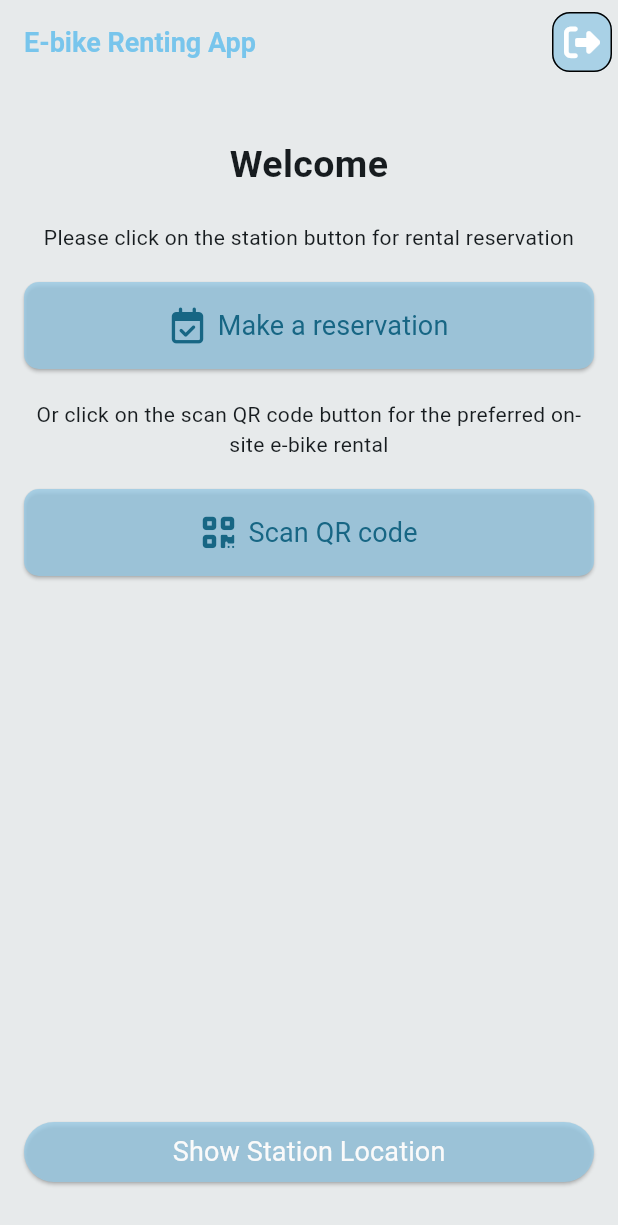
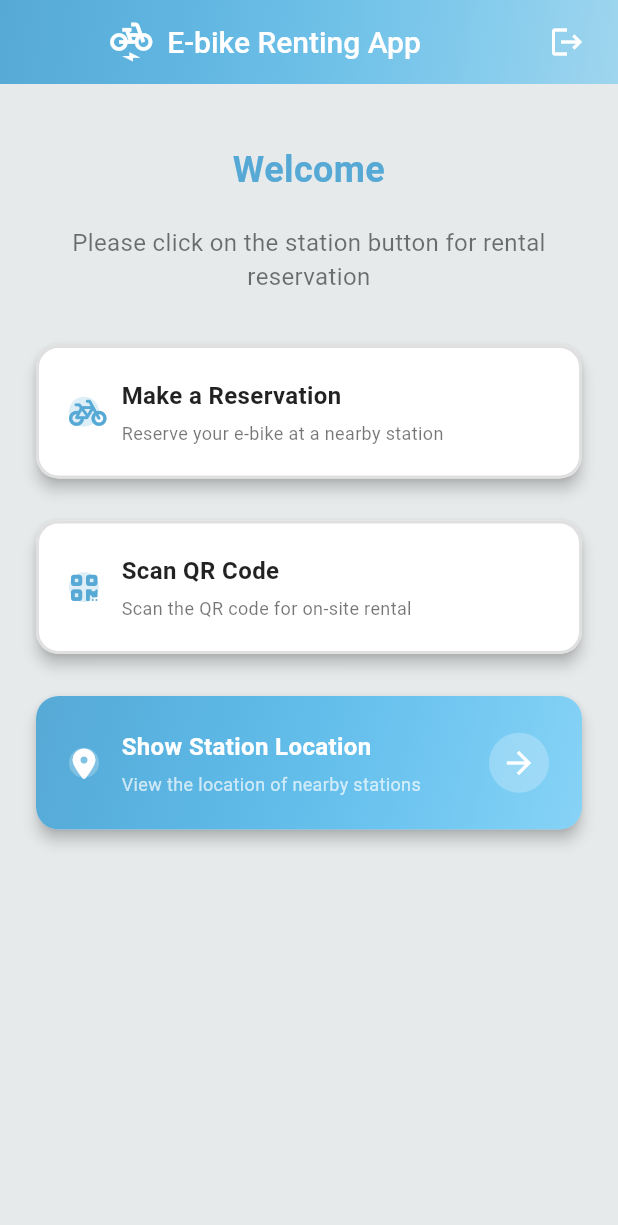
Before and after one commit to bassma734/rentingebike, a Flutter app: the screen it shows once a user with an empty profile is signed in, on a phone screen of 412 x 824 dp. Shown: the top 1225 px of the screen. Run offline on Flutter 3.47's test engine with Material 3 defaults, Android fonts, the phone set to English and light mode, and no system bars; our stand-ins replace cloud_firestore, firebase_auth, firebase_core, font_awesome_flutter, google_maps_flutter, google_sign_in and 1 more; missing offline and left inert: mqtt_client, qr_mobile_vision; accounts and stored records are empty; generated files the repository leaves out were written again.

Commit message:
"design"

```diff
--- a/lib/core/constants.dart
+++ b/lib/core/constants.dart
@@ -1,7 +1,7 @@
 // App-wide colors
 import 'package:flutter/material.dart';
 
-const Color primary = Color.fromARGB(197, 151, 201, 228);
+const Color primary = Color.fromARGB(255, 87, 169, 213);
 const Color gray900 = Color(0xFF3E3E3E);
 const Color gray700 = Color(0xFF626262);
 const Color gray500 = Color(0xFF8E8E8E);
--- a/lib/pages/main_page.dart
+++ b/lib/pages/main_page.dart
@@ -1,14 +1,13 @@
-//import 'package:flutter/widgets.dart';
-import 'package:renting_app/pages/ebike_list_page.dart';
 import 'package:flutter/material.dart';
 import 'package:font_awesome_flutter/font_awesome_flutter.dart';
+import 'package:renting_app/pages/ebike_list_page.dart';
+import 'package:renting_app/pages/map_page.dart';
 import 'package:renting_app/pages/scan_qr_code_onsite.dart';
-import 'package:renting_app/pages/map_page.dart';
+import 'package:renting_app/pages/successful_confirmation.dart';
 import '../core/constants.dart';
 import '../core/dialogs.dart';
 import '../services/auth_service.dart';
-import '../widgets/note_icon_button_outlined.dart';
-import '../pages/successful_confirmation.dart';
+//import '../widgets/note_icon_button_outlined.dart';
 
 class MainPage extends StatefulWidget {
   final bool isReserved;
@@ -23,72 +22,99 @@ class _MainPageState extends State<MainPage> {
   Widget build(BuildContext context) {
     return Scaffold(
       appBar: AppBar(
-        title: const Text('E-bike Renting App'),
-        titleTextStyle: const TextStyle(
-          color: Color.fromARGB(217, 101, 191, 236),
-          fontSize: 18,
-          fontWeight: FontWeight.w600,
+        elevation: 0,
+        flexibleSpace: Container(
+          decoration: const BoxDecoration(
+            gradient: LinearGradient(
+              colors: [primary, Color.fromARGB(80, 3, 168, 244)],
+              begin: Alignment.topLeft,
+              end: Alignment.bottomRight,
+            ),
+          ),
+        ),
+        title: const Row(
+          mainAxisAlignment: MainAxisAlignment.center,
+          children: [
+            Icon(Icons.electric_bike, color: Colors.white, size: 28),
+            SizedBox(width: 10),
+            Text(
+              'E-bike Renting App',
+              style: TextStyle(
+                color: Colors.white,
+                fontSize: 20,
+                fontWeight: FontWeight.w500,
+              ),
+            ),
+          ],
         ),
         actions: [
-          NoteIconButtonOutlined(
-            icon: FontAwesomeIcons.rightFromBracket,
+          IconButton(
+            icon: const Icon(Icons.logout, color: Colors.white),
             onPressed: () async {
               final bool shouldLogout = await showConfirmationDialog(
                 context: context,
                 title: 'Do you want to sign out of the app?',
-                  ) ??
-                  false;
+              ) ?? false;
               if (shouldLogout) AuthService.logout();
             },
           ),
+          const SizedBox(width: 10),
         ],
       ),
-      body: Padding(
-        padding: const EdgeInsets.all(16.0),
+      body: SingleChildScrollView(
+        padding: const EdgeInsets.symmetric(horizontal: 20, vertical: 40),
         child: Column(
-          mainAxisAlignment: MainAxisAlignment.center,
+          crossAxisAlignment: CrossAxisAlignment.center,
           children: [
-            const SizedBox(height: 20),
             const Text(
-              "Welcome",
-              style: TextStyle(fontSize: 25, fontWeight: FontWeight.w600),
+              "Welcome ",
+              style: TextStyle(
+                fontSize: 24,
+                fontWeight: FontWeight.bold,
+                color: primary, // Adjusted color to primary
+              ),
               textAlign: TextAlign.center,
             ),
             const SizedBox(height: 20),
             const Text(
               "Please click on the station button for rental reservation",
-              style: TextStyle(fontSize: 14, fontWeight: FontWeight.w400),
+              style: TextStyle(
+                fontSize: 16,
+                fontWeight: FontWeight.w400,
+                color: Colors.black54,
+              ),
               textAlign: TextAlign.center,
             ),
-            const SizedBox(height: 20),
-            CustomButton(
-              label: "Make a reservation",
-              icon: FontAwesomeIcons.calendarCheck,
-              onPressed: () => goToEbikeListPage(context),
+            const SizedBox(height: 30),
+            _buildFeatureCard(
+              icon: FontAwesomeIcons.bicycle,
+              title: "Make a Reservation",
+              subtitle: "Reserve your e-bike at a nearby station",
+              onTap: () => goToEbikeListPage(context),
             ),
             const SizedBox(height: 20),
-            const Text(
-              "Or click on the scan QR code button for the preferred on-site e-bike rental",
-              style: TextStyle(fontSize: 14, fontWeight: FontWeight.w400),
-              textAlign: TextAlign.center,
-            ),
-            const SizedBox(height: 20),
-            CustomButton(
-              label: "Scan QR code",
+
+            _buildFeatureCard(
               icon: FontAwesomeIcons.qrcode,
-              onPressed: () {
+              title: "Scan QR Code",
+              subtitle: "Scan the QR code for on-site rental",
+              onTap: () {
                 Navigator.push(
                   context,
-                  MaterialPageRoute(builder: (context) => const ScanQRCodePage()),
+                  MaterialPageRoute(
+                      builder: (context) => const ScanQRCodePage()),
                 );
               },
             ),
             const SizedBox(height: 20),
+
+            // Conditionally rendering the "Your Reservation" button
             if (widget.isReserved)
-              CustomButton(
-                label: "You have a reservation",
-                icon: FontAwesomeIcons.check,
-                onPressed: () {
+              _buildFeatureCard(
+                icon: FontAwesomeIcons.clipboardCheck,
+                title: "Your Reservation",
+                subtitle: "View your current reservation status",
+                onTap: () {
                   Navigator.push(
                     context,
                     MaterialPageRoute(
@@ -97,26 +123,20 @@ class _MainPageState extends State<MainPage> {
                   );
                 },
               ),
-            const Spacer(),
-            SizedBox(
-              height: 40,
-              width: double.infinity,
-              child: ElevatedButton(
-                onPressed: () {
+            if (widget.isReserved)
+              const SizedBox(height: 20),
+
+            _buildFeatureCard(
+              icon: FontAwesomeIcons.locationDot,
+              title: "Show Station Location",
+              subtitle: "View the location of nearby stations",
+              onTap: () {
                 Navigator.push(
                   context,
                   MaterialPageRoute(builder: (context) => const MapPage()),
                 );
               },
-                style: ElevatedButton.styleFrom(
-                  backgroundColor: primary,
-                ),
-                child: const Text(
-                  "Show Station Location",
-                  style: TextStyle(
-                      fontSize: 18, fontWeight: FontWeight.w400, color: Color.fromARGB(255, 250, 250, 250)),
-                ),
-              ),
+              isPrimary: true,
             ),
             const SizedBox(height: 20),
           ],
@@ -133,37 +153,88 @@ class _MainPageState extends State<MainPage> {
       ),
     );
   }
-}
 
-class CustomButton extends StatelessWidget {
-  const CustomButton({
-    super.key,
-    required this.label,
-    required this.icon,
-    this.onPressed,
-  });
-
-  final String label;
-  final IconData icon;
-  final void Function()? onPressed;
-
-  @override
-  Widget build(BuildContext context) {
-    return SizedBox(
-      width: double.infinity,
-      child: ElevatedButton.icon(
-        icon: Icon(icon, size: 24),
-        label: Text(
-          label,
-          style: const TextStyle(fontSize: 18, fontWeight: FontWeight.w400),
+  Widget _buildFeatureCard({
+    required IconData icon,
+    required String title,
+    required String subtitle,
+    required VoidCallback onTap,
+    bool isPrimary = false,
+  }) {
+    return Card(
+      elevation: 4,
+      shape: RoundedRectangleBorder(borderRadius: BorderRadius.circular(15)),
+      child: InkWell(
+        onTap: onTap,
+        borderRadius: BorderRadius.circular(15),
+        child: Container(
+          padding: const EdgeInsets.all(20.0),
+          decoration: BoxDecoration(
+            gradient: isPrimary
+                ? const LinearGradient(
+                    colors: [primary, Color.fromARGB(112, 3, 168, 244)],
+                    begin: Alignment.topLeft,
+                    end: Alignment.bottomRight,
+                  )
+                : null,
+            color: isPrimary ? null : Colors.white,
+            borderRadius: BorderRadius.circular(15),
+            border: Border.all(
+              color: isPrimary ? Colors.transparent : Colors.black12,
+              width: 2,
             ),
-        onPressed: onPressed,
-        style: ElevatedButton.styleFrom(
-          padding: const EdgeInsets.symmetric(vertical: 16),
-          shape: RoundedRectangleBorder(
-            borderRadius: BorderRadius.circular(10),
           ),
-          backgroundColor: primary,
+          child: Row(
+            children: [
+              CircleAvatar(
+                radius: 10,
+                backgroundColor:
+                    isPrimary ? Colors.white24 : primary.withOpacity(0.2),
+                child: FaIcon(icon,
+                    size: 20, color: isPrimary ? Colors.white : primary),
+              ),
+              const SizedBox(width: 15),
+              Expanded(
+                child: Column(
+                  crossAxisAlignment: CrossAxisAlignment.start,
+                  children: [
+                    Text(
+                      title,
+                      style: TextStyle(
+                        fontSize: 16,
+                        fontWeight: FontWeight.bold,
+                        color: isPrimary ? Colors.white : Colors.black87,
+                      ),
+                    ),
+                    const SizedBox(height: 5),
+                    Text(
+                      subtitle,
+                      style: TextStyle(
+                        fontSize: 12,
+                        fontWeight: FontWeight.w400,
+                        color: isPrimary ? Colors.white70 : Colors.black54,
+                      ),
+                    ),
+                  ],
+                ),
+              ),
+              if (isPrimary)
+                Padding(
+                  padding: const EdgeInsets.only(left: 8.0),
+                  child: Container(
+                    padding: const EdgeInsets.all(8.0),
+                    decoration: const BoxDecoration(
+                      color: Colors.white24,
+                      shape: BoxShape.circle,
+                    ),
+                    child: const Icon(
+                      Icons.arrow_forward,
+                      color: Colors.white,
+                    ),
+                  ),
+                ),
+            ],
+          ),
         ),
       ),
     );
--- a/lib/services/mqtt_service.dart
+++ b/lib/services/mqtt_service.dart
@@ -7,7 +7,7 @@ import 'package:mqtt_client/mqtt_server_client.dart';
 class MqttService {
   MqttServerClient client =
 
-      MqttServerClient.withPort('192.168.0.7', 'mobile_App', 1883);
+      MqttServerClient.withPort('192.168.1.53', 'mobile_App', 1883);
 
 
   Future<int> connect() async {
```
Also changed, not shown: lib/pages/ebike_list_page.dart (+28 -3 lines), lib/pages/registration_page.dart (+80 -76 lines), lib/pages/reservation_form_page.dart (+27 -7 lines). Lines whose indentation alone changed are shown as unchanged.
